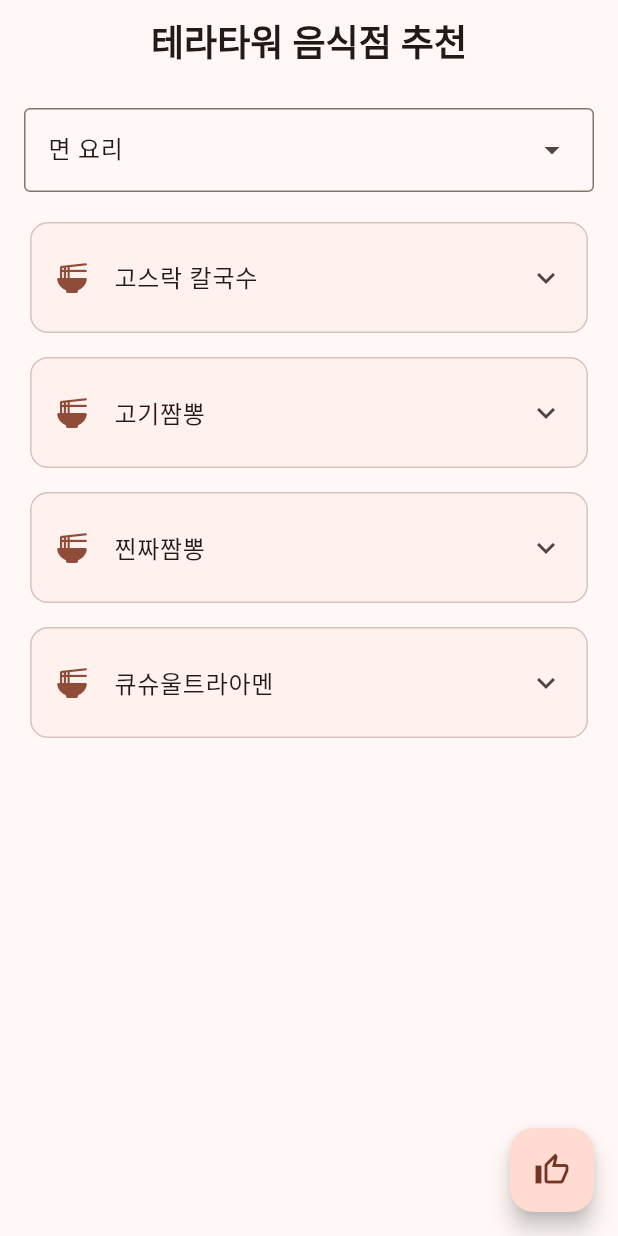
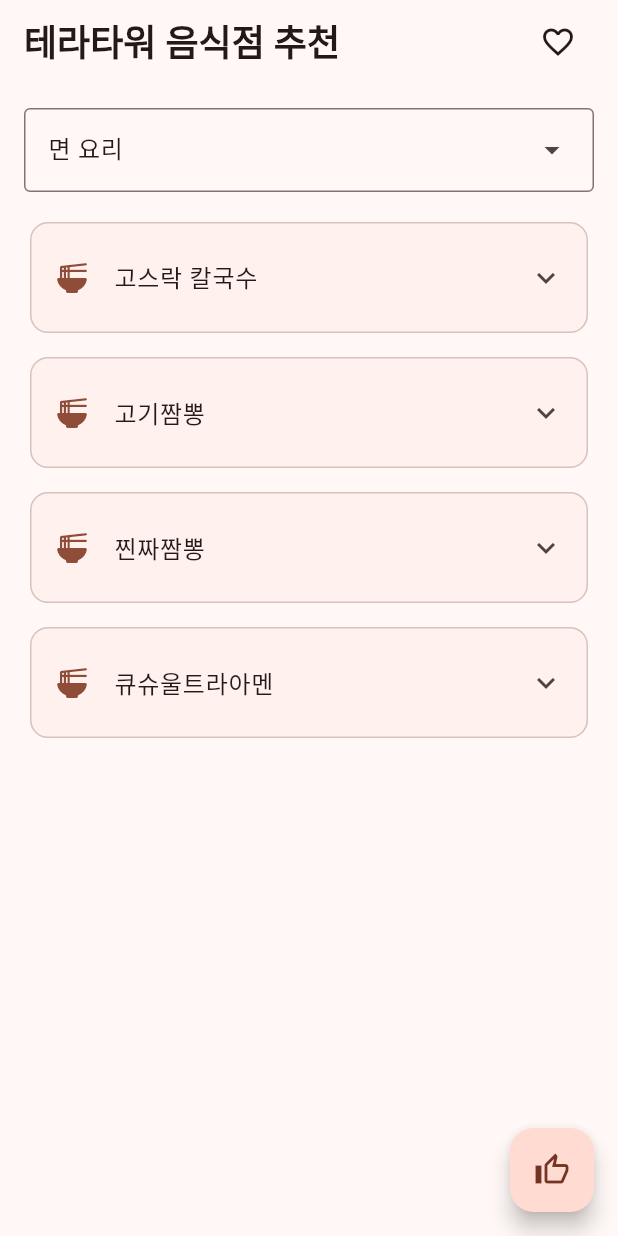
Before and after one commit to sun30812/tera_food, a Flutter app: the screen it shows after launch, on a phone screen of 412 x 824 dp. Run offline on Flutter 3.47's test engine with Material 3 defaults, Android fonts, the phone set to English and light mode, and no system bars; our stand-ins replace firebase_core; accounts and stored records are empty.

Commit message:
풀 리퀘스트 병합 #10
* 즐겨찾기 기능 추가

```diff
--- a/lib/main.dart
+++ b/lib/main.dart
@@ -6,6 +6,7 @@ import 'package:tera_food/provider/model/food.dart';
 import 'package:tera_food/provider/restaurant_provider.dart';
 import 'package:tera_food/style/buttons.dart';
 import 'package:tera_food/types/food_kind.dart';
+import 'package:tera_food/types/food_preference.dart';
 
 /// 앱 전체에서 사용하는 이름.
 const appName = "테라타워 음식점 추천";
@@ -50,9 +51,11 @@ class AppPage extends StatefulWidget {
 
 /// [AppPage]의 상태를 관리한다.
 ///
-/// 음식 종류 선택, 음식점 목록 및 음식점에 대한 즐겨찾기 및 추천 제외 버튼을 포함한 카드를 표시한다.
+/// 음식점 종류로 필터링된, 필요 시 음식점을 즐겨찾기에 추가할 수 있는 [FoodInfoCard]를 표시하는 화면이다.
 class _AppPageState extends State<AppPage> {
   /// 현재 선택된 음식점 종류.
+  ///
+  /// 음식점 종류 별로 음식점 목록을 표시할 때 사용된다.
   late FoodKind foodKind;
 
   // 음식점 데이터를 비동기로 제공하는 provider future.
@@ -60,6 +63,9 @@ class _AppPageState extends State<AppPage> {
 
   /// 마지막으로 추천된 음식점 정보.
   Food? recommendedFood;
+
+  // 즐겨찾기만 보기 필터 상태
+  bool _showOnlyFavorite = false;
 
   // 음식점 카드 확장 상태를 제어하는 컨트롤러 목록.
   final List<ExpansibleController> _expansionControllers = [];
@@ -140,8 +146,10 @@ class _AppPageState extends State<AppPage> {
           );
         }
 
-        foodKind = asyncSnapshot.data != null ? foodKind : FoodKind.noodle;
-        final foodList = asyncSnapshot.data?.foods(foodKind) ?? [];
+        /// 음식점 정보 로딩 이후 [RestaurantProvider]를 사용하여 음식점 정보를 가져온다.
+        final restaurantProvider = asyncSnapshot.data;
+        final foodList = restaurantProvider?.foods(
+            foodKind, showOnlyFavorite: _showOnlyFavorite) ?? [];
 
         // 음식점 카드 수만큼 확장 컨트롤러를 준비한다.
         for (int i = 0; i < foodList.length; i++) {
@@ -154,7 +162,13 @@ class _AppPageState extends State<AppPage> {
         _recommendedFoods.addAll(foodList);
 
         return Scaffold(
-          appBar: mainAppBar(context),
+          appBar: mainAppBar(
+              context, isChecked: _showOnlyFavorite, onChanged: (value) {
+            setState(() {
+              _showOnlyFavorite = value ?? false;
+            });
+            _refreshUI();
+          }),
           body: RefreshIndicator(
             onRefresh: () async {
               _refreshUI();
@@ -183,6 +197,25 @@ class _AppPageState extends State<AppPage> {
                     },
                   ),
                 ),
+                if (foodList.isEmpty)
+                  Expanded(
+                    child: Center(
+                      child: Column(
+                        mainAxisAlignment: MainAxisAlignment.center,
+                        children: [
+                          Icon(Icons.data_array_rounded),
+                          Text(
+                            "조건에 부합하는 음식점이 없습니다.",
+                            style: Theme
+                                .of(context)
+                                .textTheme
+                                .bodyMedium,
+                          ),
+                        ],
+                      ),
+                    ),
+                  )
+                else
                 Expanded(
                   child: ListView.builder(
                     padding: const EdgeInsets.symmetric(horizontal: 16.0),
@@ -191,6 +224,7 @@ class _AppPageState extends State<AppPage> {
                       return FoodInfoCard(
                         food: foodList[index],
                         controller: _expansionControllers[index],
+                        provider: restaurantProvider,
                       );
                     },
                   ),
@@ -207,14 +241,29 @@ class _AppPageState extends State<AppPage> {
     );
   }
 
-  /// 앱의 전반적인 부분에서 사용될 [AppBar]
-  AppBar mainAppBar(BuildContext context) {
+  /// 앱에서 기본으로 사용하는 [AppBar]를 반환한다.
+  ///
+  /// [isChecked]와 [onChanged]가 제공된 경우, 즐겨찾기만 보기 토글 버튼이 표시된다. 토글 버튼이 눌릴 때마다 [onChanged]가 호출되어 상태 변경을 처리할 수 있다.
+  /// 즐겨찿기 토글 활성화 여부에 대한 제어를 위해 [isChecked] 에 관련 상태를 제어하는 변수 전달이 필요하며, 전달되지 않는 경우 항상 비활성화된 토글 버튼이 표시된다.
+  AppBar mainAppBar(BuildContext context,
+      {bool isChecked = false, void Function(bool?)? onChanged}) {
     return AppBar(
-      title: Text(
+      title: Row(
+        mainAxisAlignment: MainAxisAlignment.spaceBetween,
+        children: [
+          Text(
             appName,
-        style: Theme.of(
+            style: Theme
+                .of(
               context,
-        ).textTheme.headlineSmall?.copyWith(fontWeight: FontWeight.bold),
+            )
+                .textTheme
+                .headlineSmall
+                ?.copyWith(fontWeight: FontWeight.bold),
+          ),
+          if (onChanged != null)
+            BeatingHeartIconButton(onPressed: onChanged),
+        ],
       ),
     );
   }
@@ -264,20 +313,29 @@ class RecommendDialog extends StatelessWidget {
 
 /// 음식점 정보를 카드 형태로 표시하는 위젯.
 ///
-/// [food]로 제공된 정보를 출략하며, 카드 확장 상태는 [controller]로 제어된다.
+/// [food]로 제공된 음식점 정보를 출력하며, 카드 확장 상태는 [controller]로 제어된다.
+/// 음식점 정보에 대해 수정 필요 시 [provider]로 저장소를 직접 전달하여 변경내역을 저장소에 반영할 수 있다.
 class FoodInfoCard extends StatelessWidget {
   /// 음식점 카드 인스턴스를 생성한다.
   const FoodInfoCard({
     super.key,
     required this.food,
     required this.controller,
+    this.provider,
   });
 
   /// 카드에 표시할 음식점 정보
   final Food food;
 
   /// [ExpansionTile]의 확장 상태를 제어하는 컨트롤러.
+  ///
+  /// 음식점의 종류 변경 시 확장된 카드를 원래대로 되돌린다.
   final ExpansibleController controller;
+
+  /// 음식점에 대한 데이터 저장소에 접근하기 위한 필드.
+  ///
+  /// 음식점에 대한 선호도 변경 시 변경내역을 저장소에 반영하기 위해 사용된다.
+  final RestaurantProvider? provider;
 
   @override
   Widget build(BuildContext context) {
@@ -301,13 +359,22 @@ class FoodInfoCard extends StatelessWidget {
             color: Theme.of(context).colorScheme.primary,
           ),
           children: [
-            Row(
+            Padding(
+              padding: const EdgeInsets.all(8.0),
+              child: Row(
                 spacing: 8.0,
                 mainAxisAlignment: MainAxisAlignment.end,
                 children: [
-                IconButton(onPressed: null, icon: Icon(Icons.delete_outline)),
-                BeatingHeartIconButton(onPressed: null)
+                  BeatingHeartIconButton(
+                      initialActivated: food.preference == FoodPreference.like,
+                      onPressed: (isClicked) {
+                        provider?.updatePreference(food: food,
+                            preference: isClicked
+                                ? FoodPreference.like
+                                : FoodPreference.neutral);
+                      }),
                 ],
+              ),
             ),
           ],
         ),
--- a/lib/provider/model/food.dart
+++ b/lib/provider/model/food.dart
@@ -11,10 +11,24 @@ class Food {
   /// 음식점의 주요 음식의 대분류.
   final FoodKind foodKind;
   /// 음식점에 대한 선호도 정보.
-  final FoodPreference preference = FoodPreference.neutral;
+  final FoodPreference preference;
 
   Food({
     required this.foodName,
     required this.foodKind,
+    this.preference = FoodPreference.neutral,
   });
+
+  /// 음식점 정보 중 일부만 변경하여 새로운 [Food] 객체를 생성하는 메서드.
+  Food copyWith({
+    String? foodName,
+    FoodKind? foodKind,
+    FoodPreference? preference,
+  }) {
+    return Food(
+      foodName: foodName ?? this.foodName,
+      foodKind: foodKind ?? this.foodKind,
+      preference: preference ?? this.preference,
+    );
+  }
 }
--- a/lib/provider/restaurant_provider.dart
+++ b/lib/provider/restaurant_provider.dart
@@ -1,28 +1,65 @@
 import 'package:tera_food/provider/model/food.dart';
 import 'package:tera_food/types/food_kind.dart';
+import 'package:tera_food/types/food_preference.dart';
 
 /// 음식점 데이터를 비동기로 제공하는 provider 클래스.
 ///
 /// [FoodKind]별 음식점 목록을 포함하는 데이터를 관리하며, 앱 전체에서 공유되는 싱글톤 인스턴스를 제공한다.
+/// 인스턴스 초기화 필요 시 반드시 [getSampleInstance] 메서드를 통해 데이터를 초기화하여 인스턴스를 생성해야 한다.
 class RestaurantProvider {
-  RestaurantProvider._internal(this.data);
+  RestaurantProvider._internal(this._foodData);
 
-  /// [String]으로 작성된 음식점 이름 목록을 [FoodKind]별로 매핑한 데이터.
-  final Map<FoodKind, List<String>>? data;
+  /// [Food]으로 작성된 음식점 목록을 [FoodKind]별로 매핑한 데이터.
+  final Map<FoodKind, List<Food>>? _foodData;
 
   static RestaurantProvider? _instance;
 
   /// [foodKind]에 해당하는 음식점 목록을 [Food] 형으로 반환한다.
   ///
   /// 만일 모든 음식 종류를 의마하는 [FoodKind.all]이 전달되면 모든 음식점 목록을 하나의 리스트로 반환한다.
-  List<Food> foods(FoodKind foodKind) {
+  List<Food> foods(FoodKind foodKind, {bool showOnlyFavorite = false}) {
     if (foodKind == FoodKind.all) {
-      return data?.entries
-          .expand((entry) =>
-          entry.value.map((food) => Food(foodName: food, foodKind: entry.key)))
-          .toList() ?? [];
+      return _foodData?.values
+              .expand((foods) => foods)
+              .where(
+                (food) =>
+                    !showOnlyFavorite || food.preference == FoodPreference.like,
+              )
+              .toList() ??
+          [];
     }
-    return data?[foodKind]?.map((food) => Food(foodName: food, foodKind: foodKind)).toList() ?? [];
+    return _foodData?[foodKind]
+            ?.where(
+              (food) =>
+                  !showOnlyFavorite || food.preference == FoodPreference.like,
+            )
+            .toList() ??
+        [];
+  }
+
+  /// 특정 음식점에 대한 선호도 정보를 업데이트한다.
+  ///
+  /// [food]에 해당하는 음식점의 선호도를 [preference]로 변경하여 업데이트한다.
+  ///
+  /// ## 참고
+  /// - [Food]
+  /// - [FoodPreference]
+  void updatePreference({
+    required Food food,
+    required FoodPreference preference,
+  }) {
+    _foodData?.update(food.foodKind, (oldFoods) {
+      List<Food> newFoods = [];
+
+      for (final oldFood in oldFoods) {
+        if (oldFood.foodName == food.foodName) {
+          newFoods.add(oldFood.copyWith(preference: preference));
+        } else {
+          newFoods.add(oldFood);
+        }
+      }
+      return newFoods;
+    });
   }
 
   /// 싱글톤 인스턴스가 아직 생성되지 않은 경우, 데이터를 초기화하여 인스턴스를 생성한다.
@@ -30,14 +67,34 @@ class RestaurantProvider {
   /// 해당 데이터는 Sample 이며, 추후 Firebase 를 이용하여 정보를 가져올 예정이다.
   static Future<RestaurantProvider> getSampleInstance() async {
     if (_instance == null) {
-      await Future.delayed(const Duration(seconds: 2)); // 예시로 1초 지연
+      await Future.delayed(const Duration(seconds: 1)); // 예시로 1초 지연
       final internalData = {
-        FoodKind.noodle: ["고스락 칼국수", "고기짬뽕", "찐짜짬뽕", "큐슈울트라아멘"],
-        FoodKind.rice: ["진상", "한솥 도시락", "정담은 한상"],
-        FoodKind.bread: ["뉴욕 버거", "목동버거", "베이글 트리"],
-        FoodKind.soup: ["본설렁탕", "양평해장국", "명백집"],
-        FoodKind.salad: ["샐러디", "포케올데이"],
-        FoodKind.etc: ["CU"],
+        FoodKind.noodle: [
+          Food(foodName: "고스락 칼국수", foodKind: FoodKind.noodle),
+          Food(foodName: "고기짬뽕", foodKind: FoodKind.noodle),
+          Food(foodName: "찐짜짬뽕", foodKind: FoodKind.noodle),
+          Food(foodName: "큐슈울트라아멘", foodKind: FoodKind.noodle),
+        ],
+        FoodKind.rice: [
+          Food(foodName: "진상", foodKind: FoodKind.rice),
+          Food(foodName: "한솥 도시락", foodKind: FoodKind.rice),
+          Food(foodName: "정담은 한상", foodKind: FoodKind.rice),
+        ],
+        FoodKind.bread: [
+          Food(foodName: "뉴욕 버거", foodKind: FoodKind.bread),
+          Food(foodName: "목동버거", foodKind: FoodKind.bread),
+          Food(foodName: "베이글 트리", foodKind: FoodKind.bread),
+        ],
+        FoodKind.soup: [
+          Food(foodName: "본설렁탕", foodKind: FoodKind.soup),
+          Food(foodName: "양평해장국", foodKind: FoodKind.soup),
+          Food(foodName: "명백집", foodKind: FoodKind.soup),
+        ],
+        FoodKind.salad: [
+          Food(foodName: "샐러디", foodKind: FoodKind.salad),
+          Food(foodName: "포케올데이", foodKind: FoodKind.salad),
+        ],
+        FoodKind.etc: [Food(foodName: "CU", foodKind: FoodKind.etc)],
       };
       _instance = RestaurantProvider._internal(internalData);
     }
```
Also changed, not shown: lib/style/buttons.dart (+9 -5 lines), 2 other files. Lines whose indentation alone changed are shown as unchanged.
